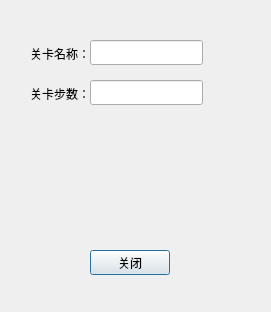
Above: Main/infoeditor.ui from fhh200000/QuellGen before the change. Below: the same form after it.
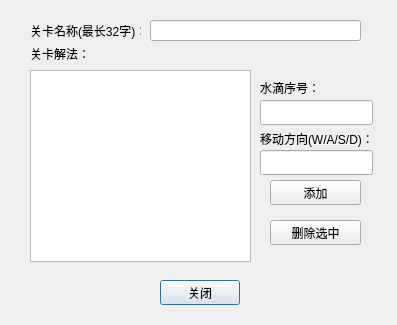
That is the form after the change.

Patch:
```diff
--- a/Main/infoeditor.ui
+++ b/Main/infoeditor.ui
@@ -6,8 +6,8 @@
    <rect>
     <x>0</x>
     <y>0</y>
-    <width>271</width>
-    <height>312</height>
+    <width>397</width>
+    <height>325</height>
    </rect>
   </property>
   <property name="windowTitle">
@@ -17,33 +17,33 @@
    <property name="geometry">
     <rect>
      <x>30</x>
-     <y>45</y>
-     <width>61</width>
-     <height>17</height>
+     <y>20</y>
+     <width>111</width>
+     <height>21</height>
     </rect>
    </property>
    <property name="text">
-    <string>关卡名称：</string>
+    <string>关卡名称(最长32字)：</string>
    </property>
   </widget>
   <widget class="QLabel" name="steps">
    <property name="geometry">
     <rect>
      <x>30</x>
-     <y>85</y>
+     <y>45</y>
      <width>61</width>
      <height>17</height>
     </rect>
    </property>
    <property name="text">
-    <string>关卡步数：</string>
+    <string>关卡解法：</string>
    </property>
   </widget>
   <widget class="QPushButton" name="pushButton">
    <property name="geometry">
     <rect>
-     <x>90</x>
-     <y>250</y>
+     <x>160</x>
+     <y>280</y>
      <width>80</width>
      <height>25</height>
     </rect>
@@ -55,23 +55,95 @@
   <widget class="QLineEdit" name="lineEdit">
    <property name="geometry">
     <rect>
-     <x>90</x>
-     <y>40</y>
-     <width>113</width>
-     <height>25</height>
+     <x>150</x>
+     <y>20</y>
+     <width>211</width>
+     <height>21</height>
     </rect>
    </property>
   </widget>
-  <widget class="QLineEdit" name="lineEdit_2">
+  <widget class="QLabel" name="label">
    <property name="geometry">
     <rect>
-     <x>90</x>
+     <x>260</x>
      <y>80</y>
+     <width>71</width>
+     <height>16</height>
+    </rect>
+   </property>
+   <property name="text">
+    <string>水滴序号：</string>
+   </property>
+  </widget>
+  <widget class="QLineEdit" name="dropIndex">
+   <property name="geometry">
+    <rect>
+     <x>260</x>
+     <y>100</y>
      <width>113</width>
      <height>25</height>
     </rect>
    </property>
   </widget>
+  <widget class="QLabel" name="label_2">
+   <property name="geometry">
+    <rect>
+     <x>260</x>
+     <y>130</y>
+     <width>121</width>
+     <height>17</height>
+    </rect>
+   </property>
+   <property name="text">
+    <string>移动方向(W/A/S/D)：</string>
+   </property>
+  </widget>
+  <widget class="QLineEdit" name="dirIndex">
+   <property name="geometry">
+    <rect>
+     <x>260</x>
+     <y>150</y>
+     <width>113</width>
+     <height>25</height>
+    </rect>
+   </property>
+  </widget>
+  <widget class="QPushButton" name="add">
+   <property name="geometry">
+    <rect>
+     <x>270</x>
+     <y>180</y>
+     <width>91</width>
+     <height>25</height>
+    </rect>
+   </property>
+   <property name="text">
+    <string>添加</string>
+   </property>
+  </widget>
+  <widget class="QPushButton" name="pushButton_2">
+   <property name="geometry">
+    <rect>
+     <x>270</x>
+     <y>220</y>
+     <width>91</width>
+     <height>25</height>
+    </rect>
+   </property>
+   <property name="text">
+    <string>删除选中</string>
+   </property>
+  </widget>
+  <widget class="QListWidget" name="listWidget">
+   <property name="geometry">
+    <rect>
+     <x>30</x>
+     <y>70</y>
+     <width>221</width>
+     <height>192</height>
+    </rect>
+   </property>
+  </widget>
  </widget>
  <resources/>
  <connections>
```
